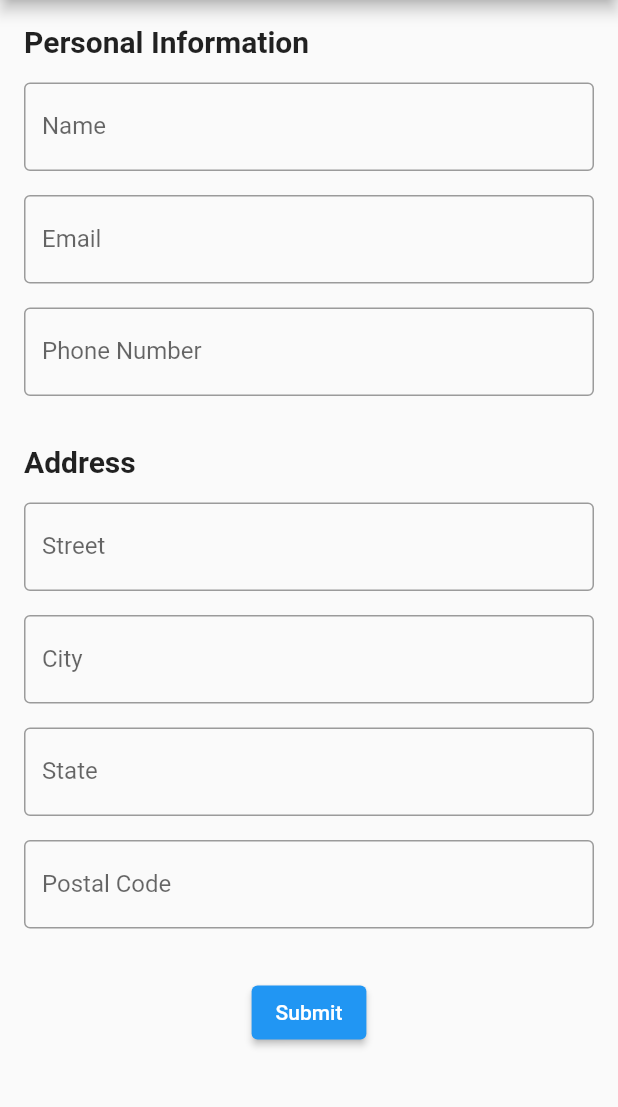
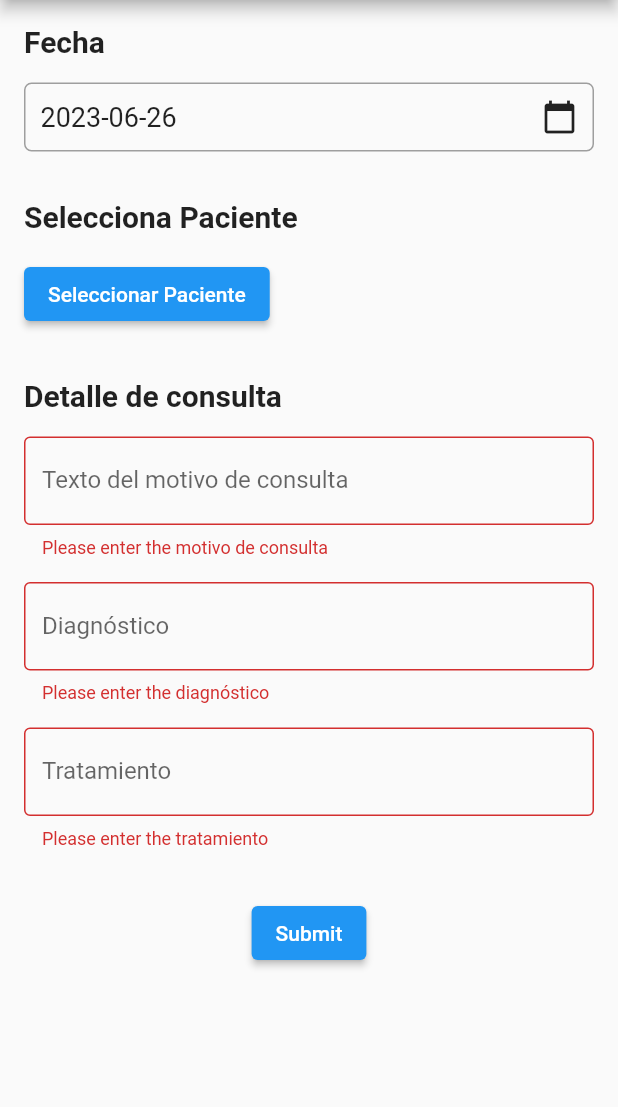
Before and after one commit to lezcano17/cliinic-v2, a Flutter app: the FichaFormScreen screen opened by its route, after a tap on "Submit", on a phone screen of 412 x 824 dp, the part 84-1191 px from its top. Run offline on Flutter 3.47's test engine with Material 2 defaults, Android fonts, the phone set to English and light mode, and no system bars; our stand-ins replace flutter_secure_storage, font_awesome_flutter, get; missing offline and left inert: dart:html; accounts and stored records are empty; network calls fail.

Commit message:
todo basicamente

```diff
--- a/lib/config/config.dart
+++ b/lib/config/config.dart
@@ -1,3 +1,5 @@
 const String baseURL = "http://localhost:8080";
 const String oauth = "/api/login/";
 const String ficha = "/api/fichaConsulta";
+const String paciente = "/api/paciente/";
+const String doctor = "/api/doctor/";
--- /dev/null
+++ b/lib/models/paciente.dart
@@ -0,0 +1,58 @@
+// To parse this JSON data, do
+//
+//     final paciente = pacienteFromJson(jsonString);
+
+import 'dart:convert';
+
+class Paciente {
+  String id;
+  String nombre;
+  String apellido;
+  int ci;
+  String email;
+  int telefono;
+  String? fechaNacimiento;
+  String? createdAt;
+  String? updatedAt;
+
+  Paciente({
+    required this.id,
+    required this.nombre,
+    required this.apellido,
+    required this.ci,
+    required this.email,
+    required this.telefono,
+    this.fechaNacimiento,
+    this.createdAt,
+    this.updatedAt,
+  });
+
+  factory Paciente.fromRawJson(String str) =>
+      Paciente.fromJson(json.decode(str));
+
+  String toRawJson() => json.encode(toJson());
+
+  factory Paciente.fromJson(Map<String, dynamic> json) => Paciente(
+        id: json["id"],
+        nombre: json["nombre"],
+        apellido: json["apellido"],
+        ci: json["ci"],
+        email: json["email"],
+        telefono: json["telefono"],
+        fechaNacimiento: json["fecha_nacimiento"],
+        createdAt: json["createdAt"],
+        updatedAt: json["updatedAt"],
+      );
+
+  Map<String, dynamic> toJson() => {
+        "id": id,
+        "nombre": nombre,
+        "apellido": apellido,
+        "ci": ci,
+        "email": email,
+        "telefono": telefono,
+        "fecha_nacimiento": fechaNacimiento,
+        "createdAt": createdAt,
+        "updatedAt": updatedAt
+      };
+}
--- a/lib/pages/common/appbar.dart
+++ b/lib/pages/common/appbar.dart
@@ -1,4 +1,5 @@
 import 'package:flutter/material.dart';
+import 'package:flutter_secure_storage/flutter_secure_storage.dart';
 import 'package:get/get.dart';
 
 import '../../config/routes.dart';
@@ -26,7 +27,8 @@ class CommonAppBar extends StatelessWidget implements PreferredSizeWidget {
 
   void logout() {
     /** Borrar id de sesión */
-
+    var storage = const FlutterSecureStorage();
+    storage.deleteAll();
     Get.offAllNamed(Routes.getLoginRoute());
   }
 }
--- a/lib/pages/ficha/form/ficha_form.dart
+++ b/lib/pages/ficha/form/ficha_form.dart
@@ -1,86 +1,226 @@
+import 'package:cliinic_v2/models/paciente.dart';
 import 'package:cliinic_v2/pages/common/appbar.dart';
 import 'package:flutter/material.dart';
 
-import '../view/ficha_controller.dart';
+import 'ficha_form_controller.dart';
 
-class FichaFormScreen extends StatelessWidget {
+class FichaFormScreen extends StatefulWidget {
+  @override
+  _FichaFormScreenState createState() => _FichaFormScreenState();
+}
+
+class _FichaFormScreenState extends State<FichaFormScreen> {
+  final GlobalKey<FormState> _formKey = GlobalKey<FormState>();
+  DateTime selectedDate = DateTime.now();
+  String selectedPacienteState = '';
+  String motivoConsulta = '';
+  String diagnostico = '';
+  String tratamiento = '';
+
+  Future<void> _selectDate(BuildContext context) async {
+    final DateTime? picked = await showDatePicker(
+      context: context,
+      initialDate: selectedDate,
+      firstDate: DateTime(1900),
+      lastDate: DateTime(2100),
+    );
+
+    if (picked != null && picked != selectedDate)
+      setState(() {
+        selectedDate = picked;
+      });
+  }
+
+  Future<void> _selectPaciente(BuildContext context) async {
+    final respuesta = await fetchPacientes();
+    List<Paciente> pacientes = procesarPacientesResponse(respuesta);
+    print(pacientes.length);
+
+    Paciente? selectedPaciente = await showDialog<Paciente>(
+      context: context,
+      builder: (BuildContext context) {
+        return SimpleDialog(
+          title: Text('Selecciona Paciente'),
+          children: pacientes.map((paciente) {
+            return SimpleDialogOption(
+              onPressed: () {
+                Navigator.of(context).pop(paciente);
+              },
+              child: Text(paciente.nombre),
+            );
+          }).toList(),
+        );
+      },
+    );
+
+    if (selectedPaciente != null) {
+      setState(() {
+        selectedPacienteState = selectedPaciente.id;
+        print(selectedPacienteState);
+      });
+    }
+  }
+
+  void _submitForm() {
+    if (_formKey.currentState!.validate()) {
+      _formKey.currentState!.save();
+
+      // TODO: Process the form data (fecha, selectedPaciente, motivoConsulta, diagnostico, tratamiento)
+      // Example:
+      // final formData = {
+      //   'fecha': selectedDate,
+      //   'paciente': selectedPaciente,
+      //   'motivoConsulta': motivoConsulta,
+      //   'diagnostico': diagnostico,
+      //   'tratamiento': tratamiento,
+      // };
+      // sendFormData(formData);
+
+      // Placeholder code to demonstrate the functionality
+      showDialog(
+        context: context,
+        builder: (BuildContext context) {
+          return AlertDialog(
+            title: Text('Form Data'),
+            content: Column(
+              crossAxisAlignment: CrossAxisAlignment.start,
+              mainAxisSize: MainAxisSize.min,
+              children: [
+                Text('Fecha: $selectedDate'),
+                Text('Paciente: $selectedPacienteState'),
+                Text('Motivo de Consulta: $motivoConsulta'),
+                Text('Diagnóstico: $diagnostico'),
+                Text('Tratamiento: $tratamiento'),
+              ],
+            ),
+            actions: [
+              TextButton(
+                onPressed: () {
+                  Navigator.of(context).pop();
+                },
+                child: Text('OK'),
+              ),
+            ],
+          );
+        },
+      );
+    }
+  }
+
   @override
   Widget build(BuildContext context) {
     return Scaffold(
-      appBar: const CommonAppBar(),
+      appBar: CommonAppBar(),
       body: Padding(
         padding: EdgeInsets.all(16.0),
+        child: Form(
+          key: _formKey,
           child: Column(
             crossAxisAlignment: CrossAxisAlignment.start,
             children: [
               Text(
-              'Personal Information',
+                'Fecha',
+                style: TextStyle(fontSize: 20, fontWeight: FontWeight.bold),
+              ),
+              SizedBox(height: 16),
+              InkWell(
+                onTap: () {
+                  _selectDate(context);
+                },
+                child: Container(
+                  decoration: BoxDecoration(
+                    border: Border.all(color: Colors.grey),
+                    borderRadius: BorderRadius.circular(5.0),
+                  ),
+                  padding: EdgeInsets.all(10.0),
+                  child: Row(
+                    mainAxisAlignment: MainAxisAlignment.spaceBetween,
+                    children: [
+                      Text(
+                        '${selectedDate.toLocal()}'.split(' ')[0],
+                        style: TextStyle(fontSize: 18),
+                      ),
+                      Icon(Icons.calendar_today),
+                    ],
+                  ),
+                ),
+              ),
+              SizedBox(height: 32),
+              Text(
+                'Selecciona Paciente',
+                style: TextStyle(fontSize: 20, fontWeight: FontWeight.bold),
+              ),
+              SizedBox(height: 16),
+              ElevatedButton(
+                onPressed: () {
+                  _selectPaciente(context);
+                },
+                child: Text('Seleccionar Paciente'),
+              ),
+              SizedBox(height: 32),
+              Text(
+                'Detalle de consulta',
                 style: TextStyle(fontSize: 20, fontWeight: FontWeight.bold),
               ),
               SizedBox(height: 16),
               TextFormField(
                 decoration: InputDecoration(
-                labelText: 'Name',
+                  labelText: 'Texto del motivo de consulta',
                   border: OutlineInputBorder(),
                 ),
+                onSaved: (value) {
+                  motivoConsulta = value!;
+                },
+                validator: (value) {
+                  if (value!.isEmpty) {
+                    return 'Please enter the motivo de consulta';
+                  }
+                  return null;
+                },
               ),
               SizedBox(height: 16),
               TextFormField(
                 decoration: InputDecoration(
-                labelText: 'Email',
+                  labelText: 'Diagnóstico',
                   border: OutlineInputBorder(),
                 ),
+                onSaved: (value) {
+                  diagnostico = value!;
+                },
+                validator: (value) {
+                  if (value!.isEmpty) {
+                    return 'Please enter the diagnóstico';
+                  }
+                  return null;
+                },
               ),
               SizedBox(height: 16),
               TextFormField(
                 decoration: InputDecoration(
-                labelText: 'Phone Number',
+                  labelText: 'Tratamiento',
                   border: OutlineInputBorder(),
                 ),
-            ),
-            SizedBox(height: 32),
-            Text(
-              'Address',
-              style: TextStyle(fontSize: 20, fontWeight: FontWeight.bold),
-            ),
-            SizedBox(height: 16),
-            TextFormField(
-              decoration: InputDecoration(
-                labelText: 'Street',
-                border: OutlineInputBorder(),
-              ),
-            ),
-            SizedBox(height: 16),
-            TextFormField(
-              decoration: InputDecoration(
-                labelText: 'City',
-                border: OutlineInputBorder(),
-              ),
-            ),
-            SizedBox(height: 16),
-            TextFormField(
-              decoration: InputDecoration(
-                labelText: 'State',
-                border: OutlineInputBorder(),
-              ),
-            ),
-            SizedBox(height: 16),
-            TextFormField(
-              decoration: InputDecoration(
-                labelText: 'Postal Code',
-                border: OutlineInputBorder(),
-              ),
+                onSaved: (value) {
+                  tratamiento = value!;
+                },
+                validator: (value) {
+                  if (value!.isEmpty) {
+                    return 'Please enter the tratamiento';
+                  }
+                  return null;
+                },
               ),
               SizedBox(height: 32),
               Center(
                 child: ElevatedButton(
-                onPressed: () {},
+                  onPressed: _submitForm,
                   child: Text('Submit'),
                 ),
               ),
             ],
           ),
         ),
+      ),
     );
   }
 }
--- a/lib/pages/ficha/view/ficha_controller.dart
+++ b/lib/pages/ficha/view/ficha_controller.dart
@@ -76,6 +76,7 @@ Future<void> _showMyDialog(BuildContext context, Ficha ficha) async {
               Text("Doctor " + ficha.DoctorId),
               Text("Paciente " + ficha.PacienteId),
               Text("Motivo: " + ficha.motivo),
+              Text("Diagnóstico: " + ficha.diagnostico),
               Text("Tratamiento: " + ficha.tratamiento),
               Text("Fecha: " + ficha.fecha)
             ],
```
Also changed, not shown: lib/pages/ficha/form/ficha_form_controller.dart (+60 -0 lines), lib/pages/login/controller/login_controller.dart (+9 -48 lines). Lines whose indentation alone changed are shown as unchanged.
